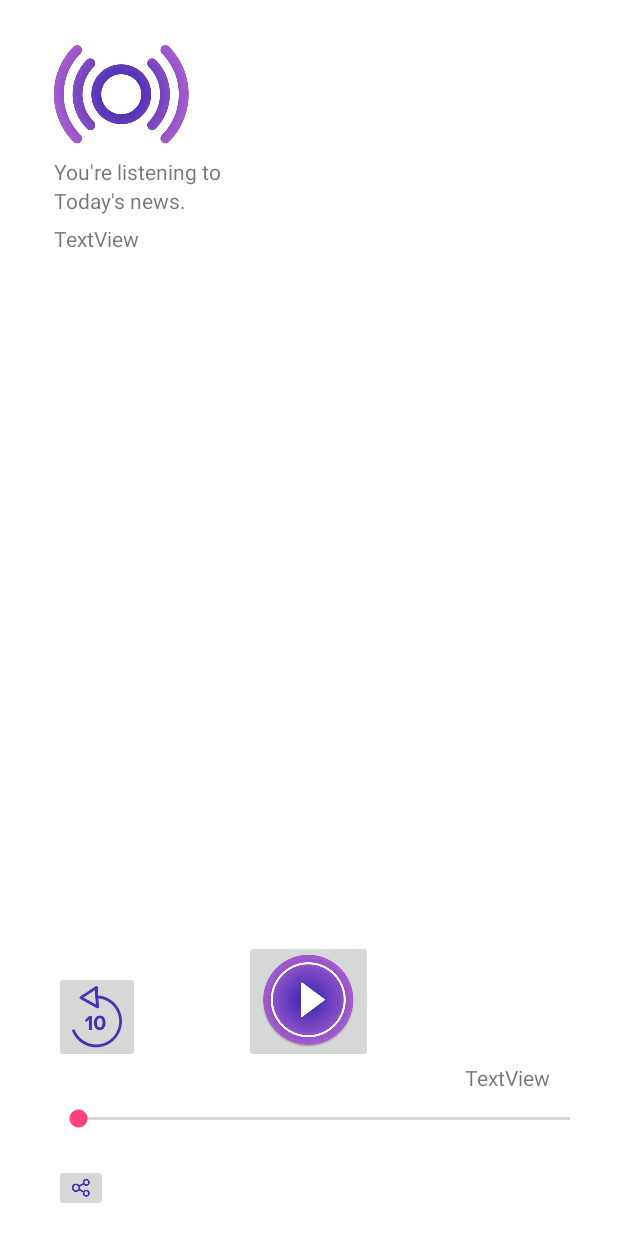
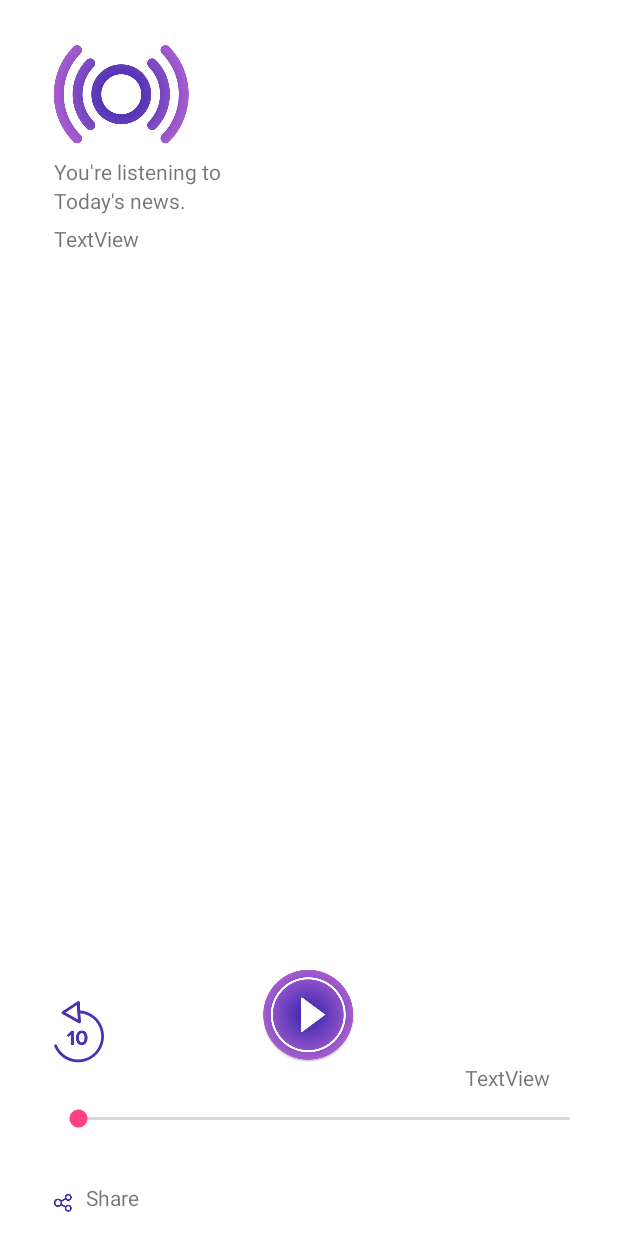
Before and after one commit to mayank13/Frequency, an Android app: the layout activity_audio_news.xml on its own in the app's theme, with its tools: preview values and no code run, on a phone screen of 412 x 824 dp. Run offline under Robolectric (Android 15) with nearby library versions, the phone set to English and light mode, and no system bars.

Commit message:
Minor tweaks.

```diff
--- a/app/src/main/AndroidManifest.xml
+++ b/app/src/main/AndroidManifest.xml
@@ -22,7 +22,8 @@
             android:configChanges="orientation|keyboardHidden|screenSize"
             android:label="@string/title_activity_news"
             android:theme="@style/FullscreenTheme" />
-        <activity android:name=".AudioNewsActivity"></activity>
+        <activity android:name=".AudioNewsActivity"
+            android:theme="@style/Theme.AppCompat.Light.NoActionBar"></activity>
     </application>
 
 </manifest>
--- a/app/src/main/java/radionews/com/frequency/FrequencySplashActivity.java
+++ b/app/src/main/java/radionews/com/frequency/FrequencySplashActivity.java
@@ -29,7 +29,7 @@ public class FrequencySplashActivity extends AppCompatActivity {
             public void run() {
                 // This method will be executed once the timer is over
                 // Start your app main activity
-                Intent i = new Intent(FrequencySplashActivity.this, NewsActivity.class);
+                Intent i = new Intent(FrequencySplashActivity.this, AudioNewsActivity.class);
                 startActivity(i);
 
                 // close this activity
--- a/app/src/main/res/layout/activity_audio_news.xml
+++ b/app/src/main/res/layout/activity_audio_news.xml
@@ -62,15 +62,8 @@
         android:layout_alignLeft="@+id/textView3"
         android:layout_alignStart="@+id/textView3"
         android:layout_marginBottom="99dp"
-        android:id="@+id/imageButton" />
-
-    <ImageButton
-        android:layout_width="wrap_content"
-        android:layout_height="wrap_content"
-        app:srcCompat="@drawable/play"
-        android:layout_alignBottom="@+id/imageButton"
-        android:layout_centerHorizontal="true"
-        android:id="@+id/imageButton2" />
+        android:id="@+id/imageButton"
+        android:background="@android:color/transparent" />
 
     <SeekBar
         android:layout_width="wrap_content"
@@ -101,5 +94,25 @@
         android:id="@+id/imageButton3"
         android:layout_alignParentBottom="true"
         android:layout_alignLeft="@+id/news_seekbar"
-        android:layout_alignStart="@+id/news_seekbar" />
+        android:layout_alignStart="@+id/news_seekbar"
+        android:background="@android:color/transparent" />
+
+    <ImageButton
+        android:layout_width="wrap_content"
+        android:layout_height="wrap_content"
+        app:srcCompat="@drawable/play"
+        android:id="@+id/imageButton2"
+        android:background="@android:color/transparent"
+        android:layout_alignBottom="@+id/imageButton"
+        android:layout_centerHorizontal="true" />
+
+    <TextView
+        android:text="TextView"
+        android:layout_width="wrap_content"
+        android:layout_height="wrap_content"
+        android:id="@+id/textView5"
+        tools:text="@string/radionews_share"
+        android:layout_alignParentBottom="true"
+        android:layout_alignRight="@+id/textView3"
+        android:layout_alignEnd="@+id/textView3" />
 </RelativeLayout>
--- a/app/src/main/res/values/strings.xml
+++ b/app/src/main/res/values/strings.xml
@@ -8,5 +8,6 @@
     <string name="frequency_tagline_sec">Everyday.</string>
     <string name="radionews_tagline">You\'re listening to</string>
     <string name="radionews_tagline_sec">Today\'s news.</string>
+    <string name="radionews_share">Share</string>
 
 </resources>
```
